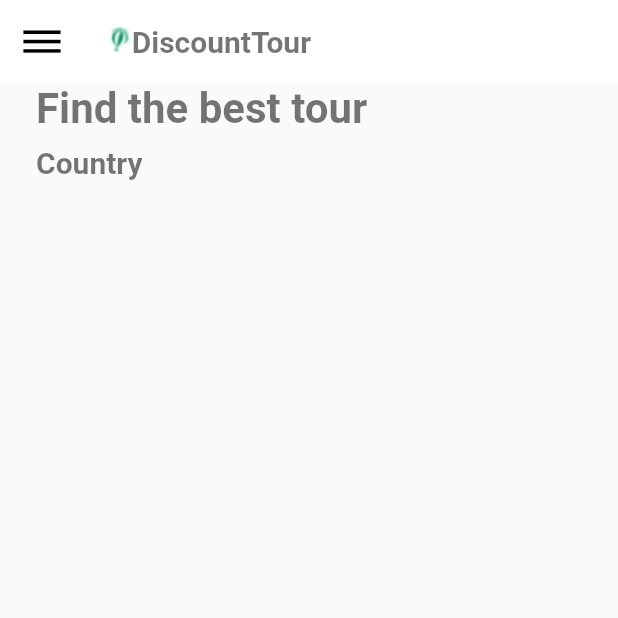
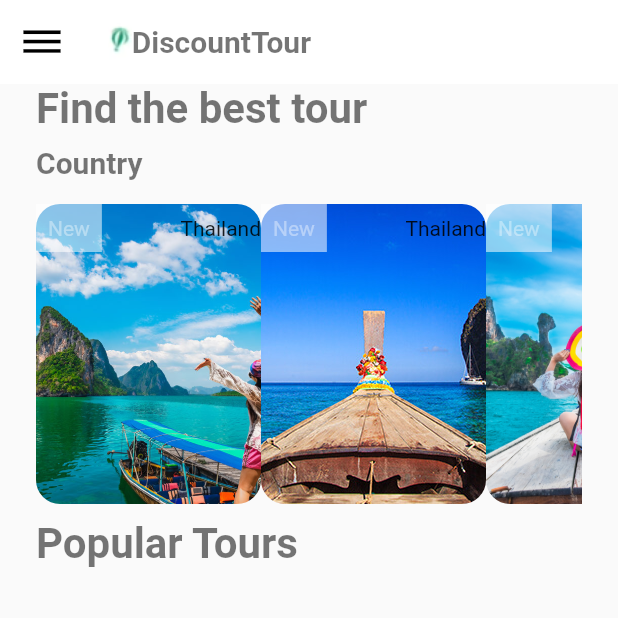
Before and after one commit to engineertanmay/doctor_design, a Flutter app: the screen it shows after launch, on a phone screen of 412 x 824 dp, the top half of it. Run offline on Flutter 3.47's test engine with Material 2 defaults, Android fonts, the phone set to English and light mode, and no system bars.

Commit message:
six no page design

```diff
--- a/lib/core/constractor.dart
+++ b/lib/core/constractor.dart
@@ -16,7 +16,3 @@ class TopSellProductClass{
   TopSellProductClass({@required this.assetImgPath,
     @required this.productName});
 }
-// class CountrylistTileClass{
-//
-//
-// }
--- a/lib/core/get_data.dart
+++ b/lib/core/get_data.dart
@@ -1,4 +1,5 @@
 import 'package:doctor_design/core/constractor.dart';
+import 'package:doctor_design/core/share/share_widgets.dart';
 
 class getDataClass {
   static ConstractorClass constractorClass1 = ConstractorClass(
@@ -20,10 +21,7 @@ class getDataClass {
     constractorClass3
   ];
 
-
-
- //============================third page==================================
-
+  //============================third page==================================
 
   //page no three top selling item lists
   static TopSellProductClass topSellProductClass1 = TopSellProductClass(
@@ -63,4 +61,26 @@ class getDataClass {
     topSellProductClass6,
     topSellProductClass7
   ];
+
+  //page number six country list
+  static CountrylistTile countrylistTile1 = CountrylistTile(
+    assetImgPath: "assets/images/tours/travel1.jpg",
+      lavel: "New", countryName: "Thailand", noOfTours: 10, rating: 4.5);
+
+  static CountrylistTile countrylistTile2 = CountrylistTile(
+    assetImgPath: "assets/images/tours/travel2.jpg",
+      lavel: "New", countryName: "Thailand", noOfTours: 10, rating: 4.5);
+  static CountrylistTile countrylistTile3 = CountrylistTile(
+    assetImgPath: "assets/images/tours/travel3.jpg",
+      lavel: "New", countryName: "Thailand", noOfTours: 10, rating: 4.5);
+  static CountrylistTile countrylistTile4 = CountrylistTile(
+    assetImgPath: "assets/images/tours/travel4.jpg",
+      lavel: "New", countryName: "Thailand", noOfTours: 10, rating: 4.5);
+
+  static List<CountrylistTile> countryList = [
+    countrylistTile1,
+    countrylistTile2,
+    countrylistTile3,
+    countrylistTile4
+  ];
 }
--- a/lib/core/share/share_widgets.dart
+++ b/lib/core/share/share_widgets.dart
@@ -1,18 +1,69 @@
+import 'package:doctor_design/core/get_data.dart';
 import 'package:flutter/material.dart';
-class CountrylistTile extends StatelessWidget {
+
+class CountrylistTile {
+  final String assetImgPath;
   final String lavel;
   final String countryName;
   final int noOfTours;
   final double rating;
 
-  CountrylistTile(this.lavel, this.countryName, this.noOfTours, this.rating);
-  @override
-  Widget build(BuildContext context) {
+  CountrylistTile(
+      {@required this.assetImgPath,
+      @required this.lavel,
+      @required this.countryName,
+      @required this.noOfTours,
+      @required this.rating});
+
+  static Widget CountryList() {
     return Container(
-      child: Stack(
-        children: [
-          Image.asset("assets/images/tours/travel1.jpg",height: 200,width: 150,fit: BoxFit.cover,),
-        ],
+      height: 200,
+      child: ListView.builder(
+        scrollDirection: Axis.horizontal,
+        itemCount: getDataClass.countryList.length,
+        itemBuilder: (content, index) {
+          return Stack(
+            children: [
+              ClipRRect(
+                borderRadius: BorderRadius.circular(16),
+                child: Image.asset(
+                  getDataClass.countryList[index].assetImgPath,
+                  height: 200,
+                  width: 150,
+                  fit: BoxFit.cover,
+                ),
+              ),
+              Container(
+                height: 200,
+                width: 150,
+                child: Column(
+                  children: [
+                    Row(
+                      children: [
+                        Container(
+                            decoration: BoxDecoration(
+                              color: Colors.white54,
+                            ),
+                            padding: EdgeInsets.symmetric(
+                                vertical: 8, horizontal: 8),
+                            child: Text(
+                              getDataClass.countryList[index].lavel,
+                              style: TextStyle(color: Colors.white38),
+                            )),
+                        Spacer(),
+                        Container(
+                          child:Text("Thailand") ,
+                        ),
+                      ],
+                    ),
+
+                    //country name text widget===========
+                  ],
+                ),
+              ),
+            ],
+          );
+        },
       ),
     );
   }
--- a/lib/viewd/home_page6.dart
+++ b/lib/viewd/home_page6.dart
@@ -1,3 +1,4 @@
+import 'package:doctor_design/core/share/share_widgets.dart';
 import 'package:flutter/material.dart';
 
 class HomePageSixClass extends StatefulWidget {
@@ -17,7 +18,7 @@ class _HomePageSixClassState extends State<HomePageSixClass> {
         title: Row(
           crossAxisAlignment: CrossAxisAlignment.center,
           children: [
-            Image.asset("assets/images/menu.png",height: 26,),
+            Image.asset("assets/menu.png",height: 26,),
             Text("DiscountTour",
               style: TextStyle(
                   color: Colors.black54,fontWeight: FontWeight.w600),),
@@ -38,6 +39,13 @@ class _HomePageSixClassState extends State<HomePageSixClass> {
                 fontSize: 20,fontWeight: FontWeight.w600,color: Colors.black54
             ),),
             SizedBox(height: 16,),
+            CountrylistTile.CountryList(),
+            SizedBox(height: 10,),
+            Container(
+              child: Text("Popular Tours",style: TextStyle(
+                  fontSize: 28,fontWeight: FontWeight.w600,color: Colors.black54
+              ),),
+            )
 
           ],
         ),
--- a/pubspec.yaml
+++ b/pubspec.yaml
@@ -46,6 +46,7 @@ flutter:
 
   # To add assets to your application, add an assets section, like this:
   assets:
+    - assets/
     - assets/doctor.jpg
     - assets/email.jpg
     - assets/camera.jpg
@@ -54,7 +55,7 @@ flutter:
     - assets/arrow.png
     - assets/map.jpg
     - assets/images/
-    - assets/images/tours
+    - assets/images/tours/
 
   # An image asset can refer to one or more resolution-specific "variants", see
   # https://flutter.dev/assets-and-images/#resolution-aware.
```
Also changed, not shown: assets/menu.png (renamed from assets/images/menu.png).
